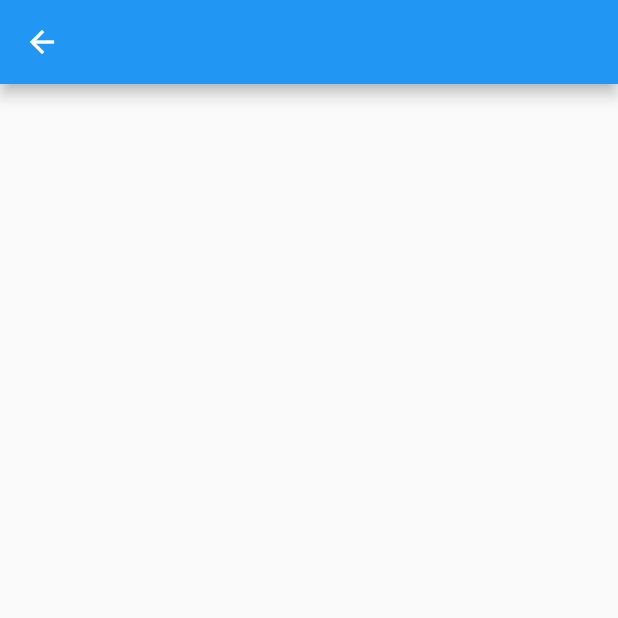
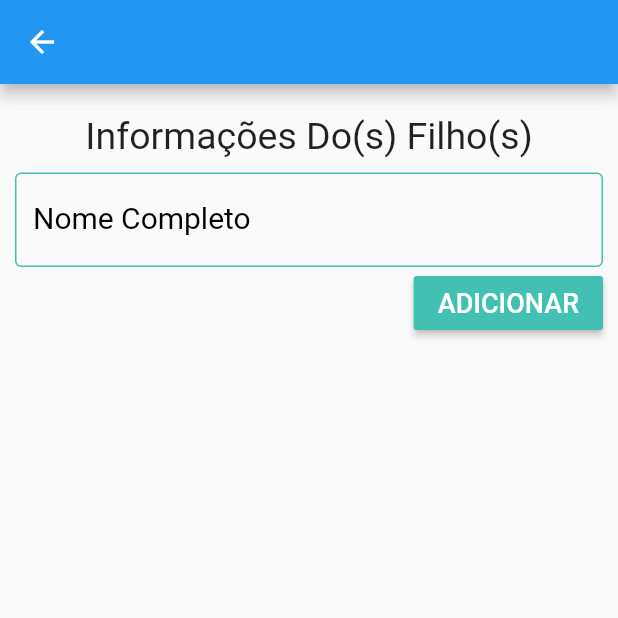
Before and after one commit to FlavioCorreia/defensoria, a Flutter app: the Forlumario_1 screen opened directly, on a phone screen of 412 x 824 dp, the top half of it. Run offline on Flutter 3.47's test engine with Material 2 defaults, Android fonts, the phone set to English and light mode, and no system bars; our stand-ins replace mask_text_input_formatter.

Commit message:
Criação e Atualização
Criado um formulario_helper que tem os build dos text de entrada com e sem máscara e a cor padrão temaVerde.
Atualização do formulario_1 que será a tela de nome dos filhos e já recebe os text de entrada do helper.

```diff
--- a/defensoria/lib/formulario_1.dart
+++ b/defensoria/lib/formulario_1.dart
@@ -1,4 +1,5 @@
 import 'package:flutter/material.dart';
+import 'package:defensoria/formulario_helper.dart';
 
 class Forlumario_1 extends StatefulWidget {
   @override
@@ -6,13 +7,74 @@ class Forlumario_1 extends StatefulWidget {
 }
 
 class _Forlumario_1State extends State<Forlumario_1> {
+  FormularioHelper fHelper = FormularioHelper();
+
+  List<String> _listaNomes = List();
+  final _cNomeCrianca = new TextEditingController();        bool _valNomeCrianca = true;
+
   @override
   Widget build(BuildContext context) {
     return Scaffold(
       appBar: AppBar(),
       body: SingleChildScrollView(
-
-      ),
+        padding: EdgeInsets.all(10),
+        child: Column(
+          children: <Widget>[
+            Divider(height: 10, color: Colors.white),
+            Text('Informações Do(s) Filho(s)', style: TextStyle(fontSize: 25)),
+            Divider(height: 10, color: Colors.white),
+            fHelper.buildTextField("Nome Completo", "Nome: ", _cNomeCrianca, TextInputType.text, _valNomeCrianca),
+            Align(
+              alignment: Alignment.centerRight,
+              child: RaisedButton( child: Text("ADICIONAR", style: TextStyle(fontSize: 18)), textColor: Colors.white, color: fHelper.temaVerde,
+              onPressed: (){
+                if (_cNomeCrianca.text.isEmpty || _cNomeCrianca.text == "") return null;
+                  setState(() {
+                    _listaNomes.add(_cNomeCrianca.text);
+                    _cNomeCrianca.clear();
+                  });
+              }
+              ),
+            ),
+            ListView.builder(
+              shrinkWrap: true,
+              itemCount: _listaNomes.length,
+              itemBuilder: (context, index) {
+                return Container( padding: EdgeInsets.only(top: 8),
+                  child: Dismissible(
+                    key: Key( DateTime.now().millisecondsSinceEpoch.toString()),
+                    background: Container(
+                      color: Colors.orange,
+                      child: Align(
+                        alignment: Alignment(-0.85, 0),
+                        child: Icon(Icons.delete, color: Colors.red),
+                      ),
+                    ),
+                    direction: DismissDirection.startToEnd,
+                    child: Row(mainAxisAlignment: MainAxisAlignment.spaceEvenly,
+                      children: <Widget>[
+                        Expanded(child: Text(_listaNomes[index], style: TextStyle(fontSize: 22))),
+                        IconButton(tooltip: "Apagar nome", icon: Icon(Icons.delete, color: Colors.redAccent),
+                          onPressed: (){
+                            setState(() {
+                              _listaNomes.removeAt(index);
+                            });
+                          }
+                        )
+                      ]
+                    ),
+                    onDismissed: (direction){//APAGAR QUANDO ARRASTA P/ DIREITA
+                      setState(() {
+                        _listaNomes.removeAt(index);
+                      });
+                    }
+                  )
+                );
+              }
+            )
+          ]
+        ),
+      )
     );
   }
 }
--- /dev/null
+++ b/defensoria/lib/formulario_helper.dart
@@ -0,0 +1,57 @@
+import 'package:flutter/material.dart';
+import 'package:mask_text_input_formatter/mask_text_input_formatter.dart';
+
+class FormularioHelper{
+  static final FormularioHelper _instance = FormularioHelper.internal(); //SINGLETOON
+  factory FormularioHelper() => _instance;  //SINGLETOON
+  FormularioHelper.internal();  //SINGLETOON
+
+  Color temaVerde = Color.fromRGBO(66, 192, 177, 1);
+  List<String> _listaNomes = List();
+
+  Widget buildTextField(String label, String prefix, TextEditingController c, TextInputType tit, bool validator, {Function f}){
+    return TextField(
+      controller: c,
+      decoration: InputDecoration(
+        labelText: label,
+        labelStyle: TextStyle(color: Colors.black),
+        border: OutlineInputBorder(),
+        prefixText: prefix,
+        enabledBorder: OutlineInputBorder( borderSide: BorderSide(color: temaVerde)),
+        focusedBorder: OutlineInputBorder( borderSide: BorderSide(color: Colors.orange)),
+        errorText: !validator ? "Informe uma entrada válida" : null,
+      ),
+      style: TextStyle(
+        color: Colors.black,
+        fontSize: 20,
+      ),
+      onChanged: f,
+      keyboardType: tit,
+    );
+  }
+
+  //PASSANDO A MÁSCARA
+  Widget buildTextFieldM(String label, String prefix, TextEditingController c, TextInputType tit, bool validator, {MaskTextInputFormatter mask, Function f}){
+    return TextField(
+      scrollPadding: EdgeInsets.fromLTRB(30, 30, 30, 30),
+      controller: c,
+      inputFormatters: [mask],
+      decoration: InputDecoration(
+        labelText: label,
+        labelStyle: TextStyle(color: Colors.black),
+        border: OutlineInputBorder(),
+        prefixText: prefix,
+        enabledBorder: OutlineInputBorder( borderSide: BorderSide(color: temaVerde)),
+        focusedBorder: OutlineInputBorder( borderSide: BorderSide(color: Colors.orange)),
+        errorText: !validator ? "Informe uma entrada válida" : null,
+      ),
+      style: TextStyle(
+        color: Colors.black,
+        fontSize: 20,
+      ),
+      onChanged: f,
+      keyboardType: tit,
+    );
+  }
+
+}
```
